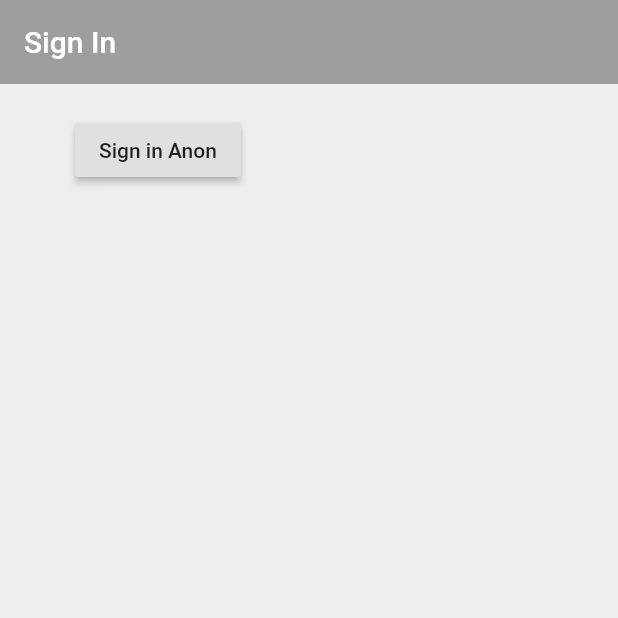
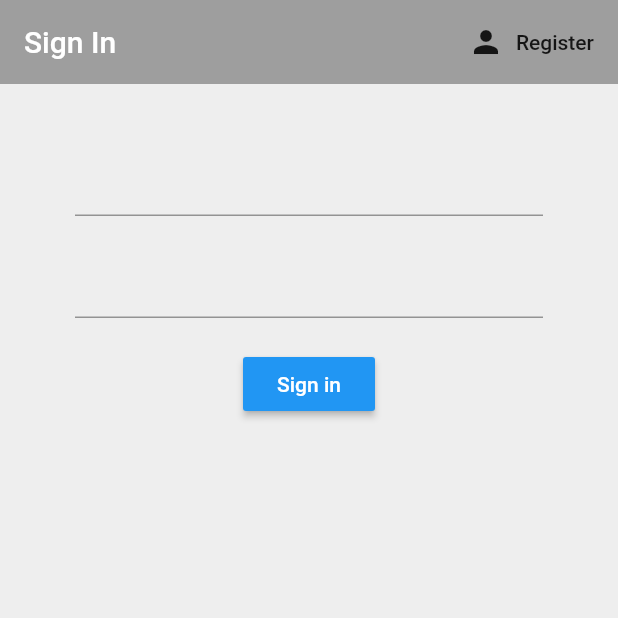
Before and after one commit to Gounaya/Mobile_project, a Flutter app: the screen it shows after launch, on a phone screen of 412 x 824 dp, the top half of it. Run offline on Flutter 3.47's test engine with Material 2 defaults, Android fonts, the phone set to English and light mode, and no system bars; our stand-ins replace firebase_auth; accounts and stored records are empty.

Commit message:
fixe register and signin button

```diff
--- a/lib/screens/authenticate/authenticate.dart
+++ b/lib/screens/authenticate/authenticate.dart
@@ -1,5 +1,6 @@
 
 import 'package:flutter/material.dart';
+import 'package:mobileproject/screens/authenticate/register.dart';
 import 'package:mobileproject/screens/authenticate/sign_in.dart';
 
 class Authenticate extends StatefulWidget {
@@ -8,10 +9,24 @@
 }
 
 class _AuthenticateState extends State<Authenticate> {
+
+  bool showSignIn = true;
+  void toggleView(){
+    setState(()
+       => showSignIn = !showSignIn
+    );
+  }
+
   @override
   Widget build(BuildContext context) {
-    return Container(
-      child: SignIn(),
-    );
+    if(showSignIn){
+      print("===> ShowSignIn = "+showSignIn.toString());
+      return SignIn(toggleView: toggleView);
+    }
+    else{
+      print("===> ShowSignIn = "+showSignIn.toString());
+      return Register(toggleView: toggleView);
+    }
+
   }
 }
--- a/lib/screens/authenticate/sign_in.dart
+++ b/lib/screens/authenticate/sign_in.dart
@@ -3,6 +3,10 @@
 
 
 class SignIn extends StatefulWidget {
+
+  final Function toggleView;
+  SignIn({this.toggleView});
+
   @override
   _SignInState createState() => _SignInState();
 }
@@ -10,6 +14,10 @@
 class _SignInState extends State<SignIn> {
 
   final AuthService _authService = AuthService();
+
+  //text field state
+  String email = '';
+  String password = '';
 
   @override
   Widget build(BuildContext context) {
@@ -19,20 +27,52 @@
         backgroundColor: Colors.grey,
         title: Text("Sign In"),
         elevation: 0.0,
+        actions: <Widget>[
+          FlatButton.icon(
+            icon: Icon(Icons.person),
+            label: Text('Register'),
+            onPressed: (){
+              widget.toggleView();
+            },
+          )
+        ],
       ),
       body: Container(
         padding: EdgeInsets.symmetric(vertical: 20.0, horizontal: 50.0),
-        child: RaisedButton(
-          child: Text('Sign in Anon'),
-          onPressed: () async{
-            dynamic result = await _authService.signInAnon();
-            if(result==null){
-              print('error');
-            }else{
-              print("==============>");
-              print(result.uid);
-            }
-          },
+        child: Form(
+          child: Column(
+            children: <Widget>[
+              SizedBox(height: 20.0),
+              TextFormField(
+                onChanged: (val){
+                  setState(() =>
+                    email = val
+                  );
+                },
+              ),
+
+              SizedBox(height: 20.0),
+              TextFormField(
+                obscureText: true,
+                onChanged: (val){
+                  setState(() =>
+                    password = val
+                  );
+                },
+              ),
+              SizedBox(height: 20.0),
+              RaisedButton(
+                color: Colors.blue,
+                child: Text(
+                  'Sign in',
+                  style: TextStyle(color: Colors.white),
+                ),
+                onPressed: () async{
+                  print(email + " -- "+ password);
+                },
+              )
+            ],
+          ),
         ),
       )
 
--- a/lib/screens/home/home.dart
+++ b/lib/screens/home/home.dart
@@ -3,7 +3,10 @@
 
 
 class Home extends StatelessWidget {
+
   final AuthService _auth = AuthService();
+
+
   @override
   Widget build(BuildContext context) {
     return Scaffold(
--- a/lib/screens/wrapper.dart
+++ b/lib/screens/wrapper.dart
@@ -10,8 +10,7 @@
   Widget build(BuildContext context) {
 
     final user = Provider.of<User>(context);
-    print("====Wrapper====>");
-    print(user);
+    print("====Wrapper====> "+user.toString());
 
     //return either home or authenticate widget
     if(user == null)
```
Also changed, not shown: lib/screens/authenticate/register.dart (added, +80 -0 lines).
